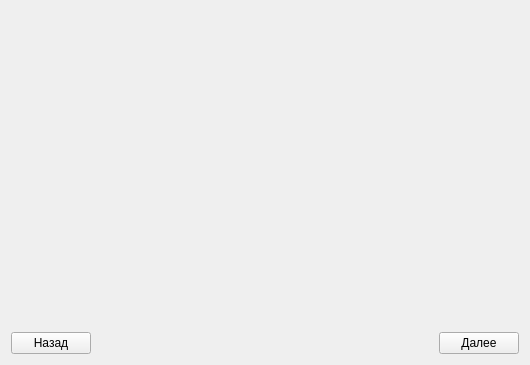
Qt form ExpressionsDialog.ui (group93492/economics_LPP) before a commit.
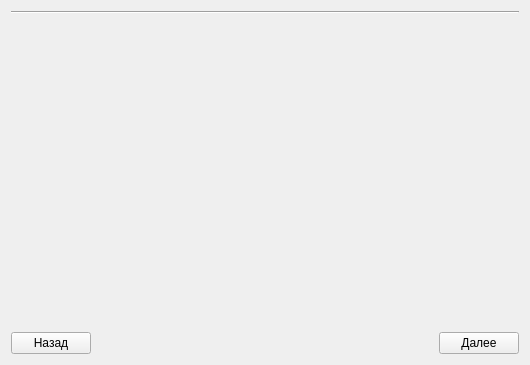
The same form after that commit.

Commit message: Completely rewritten expressionDialog

```diff
--- a/ExpressionsDialog.ui
+++ b/ExpressionsDialog.ui
@@ -16,6 +16,19 @@
   <layout class="QVBoxLayout" name="verticalLayout_2">
    <item>
     <layout class="QVBoxLayout" name="verticalLayout">
+     <item>
+      <layout class="QHBoxLayout" name="functionLayout"/>
+     </item>
+     <item>
+      <widget class="Line" name="line">
+       <property name="orientation">
+        <enum>Qt::Horizontal</enum>
+       </property>
+      </widget>
+     </item>
+     <item>
+      <layout class="QVBoxLayout" name="exprLayout"/>
+     </item>
      <item>
       <spacer name="verticalSpacer">
        <property name="orientation">
```
The commit also changes 2 other files.
